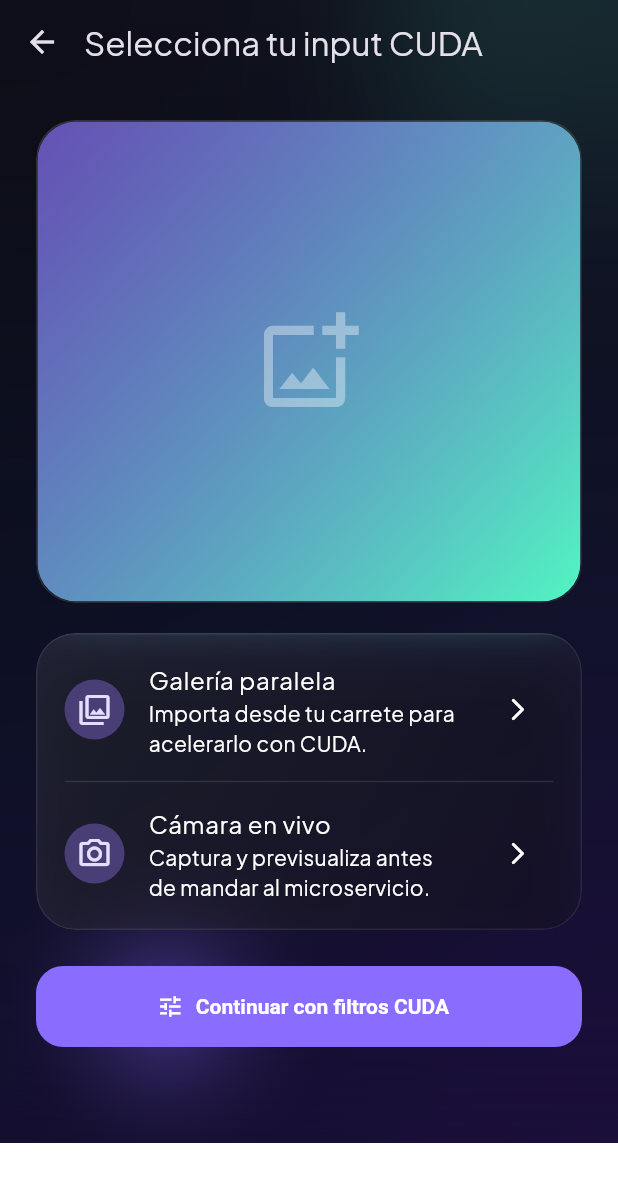
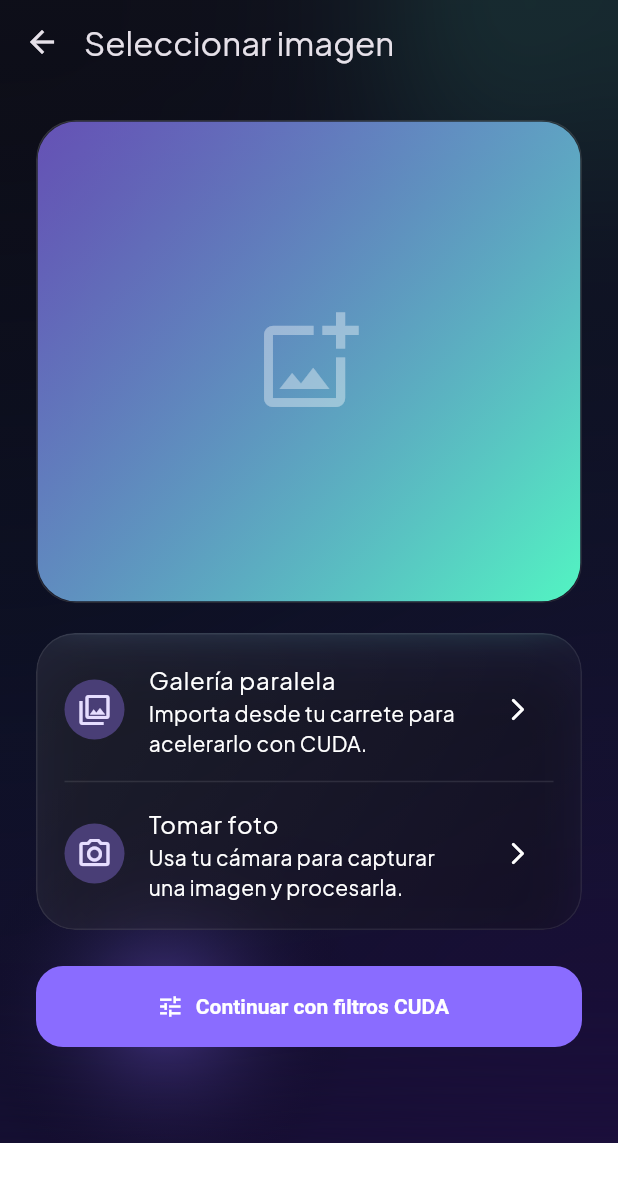
Before and after one commit to Jorgemrqz/upsglam_mobile, a Flutter app: the SelectImageView screen opened by its route, after a tap on the "arrow forward ios" icon, on a phone screen of 412 x 824 dp. Shown: the top 1182 px of the screen. Run offline on Flutter 3.47's test engine with Material 3 defaults, Android fonts, the phone set to English and light mode, and no system bars; our stand-ins replace cloud_firestore, firebase_core, google_fonts, image_picker, shared_preferences; accounts and stored records are empty.

Commit message:
feat: implement image selection view for post creation.

```diff
--- a/lib/views/create_post/select_image_view.dart
+++ b/lib/views/create_post/select_image_view.dart
@@ -22,11 +22,11 @@ class _SelectImageViewState extends State<SelectImageView> {
   final ImagePicker _picker = ImagePicker();
   Uint8List? _imageBytes;
   String? _fileName;
-  bool _picking = false;
+  ImageSource? _pickingSource;
 
   Future<void> _pickImage(ImageSource source) async {
     try {
-      setState(() => _picking = true);
+      setState(() => _pickingSource = source);
       final picked = await _picker.pickImage(
         source: source,
         maxWidth: 1600,
@@ -43,7 +43,7 @@ class _SelectImageViewState extends State<SelectImageView> {
       _showSnack('No se pudo obtener la imagen, intenta nuevamente.');
     } finally {
       if (mounted) {
-        setState(() => _picking = false);
+        setState(() => _pickingSource = null);
       }
     }
   }
@@ -70,7 +70,9 @@ class _SelectImageViewState extends State<SelectImageView> {
   }
 
   void _showSnack(String message) {
-    ScaffoldMessenger.of(context).showSnackBar(SnackBar(content: Text(message)));
+    ScaffoldMessenger.of(
+      context,
+    ).showSnackBar(SnackBar(content: Text(message)));
   }
 
   @override
@@ -80,7 +82,7 @@ class _SelectImageViewState extends State<SelectImageView> {
     return Scaffold(
       extendBodyBehindAppBar: true,
       backgroundColor: Colors.transparent,
-      appBar: AppBar(title: const Text('Selecciona tu input CUDA')),
+      appBar: AppBar(title: const Text('Seleccionar imagen')),
       body: UPSGlamBackground(
         reserveAppBar: true,
         reserveAppBarSpacing: -64,
@@ -104,7 +106,10 @@ class _SelectImageViewState extends State<SelectImageView> {
                             ? DecoratedBox(
                                 decoration: BoxDecoration(
                                   gradient: LinearGradient(
-                                    colors: [primary.withValues(alpha: 0.65), accent],
+                                    colors: [
+                                      primary.withValues(alpha: 0.65),
+                                      accent,
+                                    ],
                                     begin: Alignment.topLeft,
                                     end: Alignment.bottomRight,
                                   ),
@@ -117,50 +122,71 @@ class _SelectImageViewState extends State<SelectImageView> {
                                   ),
                                 ),
                               )
-                            : Image.memory(
-                                _imageBytes!,
-                                fit: BoxFit.cover,
-                              ),
+                            : Image.memory(_imageBytes!, fit: BoxFit.cover),
                       ),
                     ),
                   ),
                   const SizedBox(height: 20),
                   GlassPanel(
-                    padding: const EdgeInsets.symmetric(horizontal: 18, vertical: 10),
+                    padding: const EdgeInsets.symmetric(
+                      horizontal: 18,
+                      vertical: 10,
+                    ),
                     child: Column(
                       children: [
                         ListTile(
                           contentPadding: EdgeInsets.zero,
-                          leading: const CircleAvatar(child: Icon(Icons.photo_library_outlined)),
+                          leading: const CircleAvatar(
+                            child: Icon(Icons.photo_library_outlined),
+                          ),
                           title: const Text('Galería paralela'),
-                          subtitle: const Text('Importa desde tu carrete para acelerarlo con CUDA.'),
+                          subtitle: const Text(
+                            'Importa desde tu carrete para acelerarlo con CUDA.',
+                          ),
                           trailing: IconButton(
-                            icon: _picking
+                            icon: _pickingSource == ImageSource.gallery
                                 ? const SizedBox(
                                     width: 18,
                                     height: 18,
-                                    child: CircularProgressIndicator(strokeWidth: 2),
+                                    child: CircularProgressIndicator(
+                                      strokeWidth: 2,
+                                    ),
                                   )
-                                : const Icon(Icons.arrow_forward_ios_rounded, size: 18),
-                            onPressed: _picking ? null : () => _pickImage(ImageSource.gallery),
+                                : const Icon(
+                                    Icons.arrow_forward_ios_rounded,
+                                    size: 18,
+                                  ),
+                            onPressed: _pickingSource != null
+                                ? null
+                                : () => _pickImage(ImageSource.gallery),
                           ),
                         ),
                         const Divider(),
                         ListTile(
                           contentPadding: EdgeInsets.zero,
-                          leading: const CircleAvatar(child: Icon(Icons.camera_alt_outlined)),
-                          title: const Text('Cámara en vivo'),
-                          subtitle:
-                              const Text('Captura y previsualiza antes de mandar al microservicio.'),
+                          leading: const CircleAvatar(
+                            child: Icon(Icons.camera_alt_outlined),
+                          ),
+                          title: const Text('Tomar foto'),
+                          subtitle: const Text(
+                            'Usa tu cámara para capturar una imagen y procesarla.',
+                          ),
                           trailing: IconButton(
-                            icon: _picking
+                            icon: _pickingSource == ImageSource.camera
                                 ? const SizedBox(
                                     width: 18,
                                     height: 18,
-                                    child: CircularProgressIndicator(strokeWidth: 2),
+                                    child: CircularProgressIndicator(
+                                      strokeWidth: 2,
+                                    ),
                                   )
-                                : const Icon(Icons.arrow_forward_ios_rounded, size: 18),
-                            onPressed: _picking ? null : () => _pickImage(ImageSource.camera),
+                                : const Icon(
+                                    Icons.arrow_forward_ios_rounded,
+                                    size: 18,
+                                  ),
+                            onPressed: _pickingSource != null
+                                ? null
+                                : () => _pickImage(ImageSource.camera),
                           ),
                         ),
                       ],
@@ -168,7 +194,9 @@ class _SelectImageViewState extends State<SelectImageView> {
                   ),
                   const SizedBox(height: 24),
                   FilledButton.icon(
-                    onPressed: _picking ? null : _continueToFilters,
+                    onPressed: _pickingSource != null
+                        ? null
+                        : _continueToFilters,
                     icon: const Icon(Icons.tune),
                     label: const Text('Continuar con filtros CUDA'),
                   ),
```
